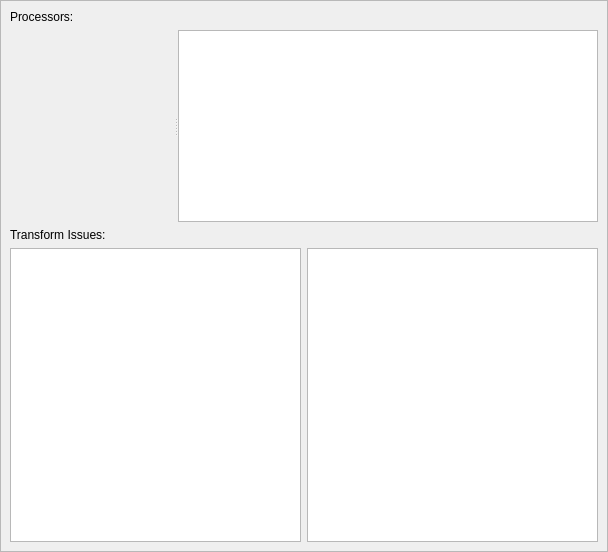
The window that Tools/EditorFramework/Panels/AssetCuratorPanel/AssetCuratorPanel.ui (ezEngine/ezEngine) describes before a commit, drawn with Qt 5.
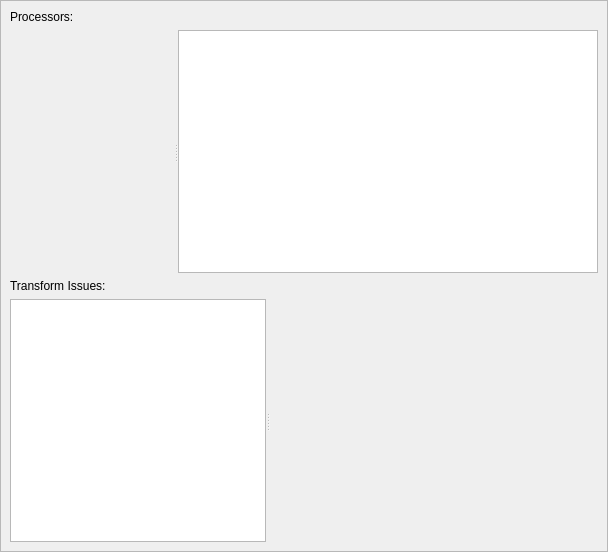
The same window after the commit. Icons and pictures are not drawn. Custom widgets are drawn as their Qt base class.

Diff of the .ui file:
```diff
--- a/Tools/EditorFramework/Panels/AssetCuratorPanel/AssetCuratorPanel.ui
+++ b/Tools/EditorFramework/Panels/AssetCuratorPanel/AssetCuratorPanel.ui
@@ -54,6 +54,12 @@
     </item>
     <item>
      <widget class="QSplitter" name="splitter">
+      <property name="sizePolicy">
+       <sizepolicy hsizetype="Expanding" vsizetype="Expanding">
+        <horstretch>0</horstretch>
+        <verstretch>0</verstretch>
+       </sizepolicy>
+      </property>
       <property name="orientation">
        <enum>Qt::Horizontal</enum>
       </property>
@@ -76,14 +82,26 @@
      </widget>
     </item>
     <item>
-     <layout class="QHBoxLayout" name="horizontalLayout_2">
-      <item>
-       <widget class="QListView" name="ListAssets"/>
-      </item>
-      <item>
-       <widget class="QTextEdit" name="IssueInfo"/>
-      </item>
-     </layout>
+     <widget class="QSplitter" name="splitter_2">
+      <property name="sizePolicy">
+       <sizepolicy hsizetype="Expanding" vsizetype="Expanding">
+        <horstretch>0</horstretch>
+        <verstretch>0</verstretch>
+       </sizepolicy>
+      </property>
+      <property name="orientation">
+       <enum>Qt::Horizontal</enum>
+      </property>
+      <widget class="QListView" name="ListAssets"/>
+      <widget class="ezQtLogWidget" name="TransformLog" native="true">
+       <property name="sizePolicy">
+        <sizepolicy hsizetype="Expanding" vsizetype="Expanding">
+         <horstretch>1</horstretch>
+         <verstretch>1</verstretch>
+        </sizepolicy>
+       </property>
+      </widget>
+     </widget>
     </item>
    </layout>
   </widget>
```
Left out of the diff: 4 changed lines with no effect on the pictures.
